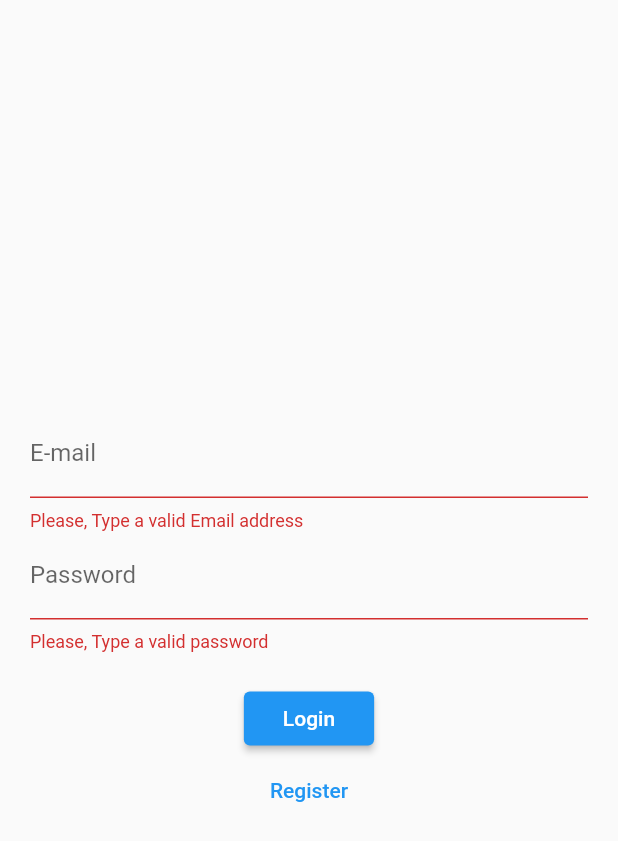
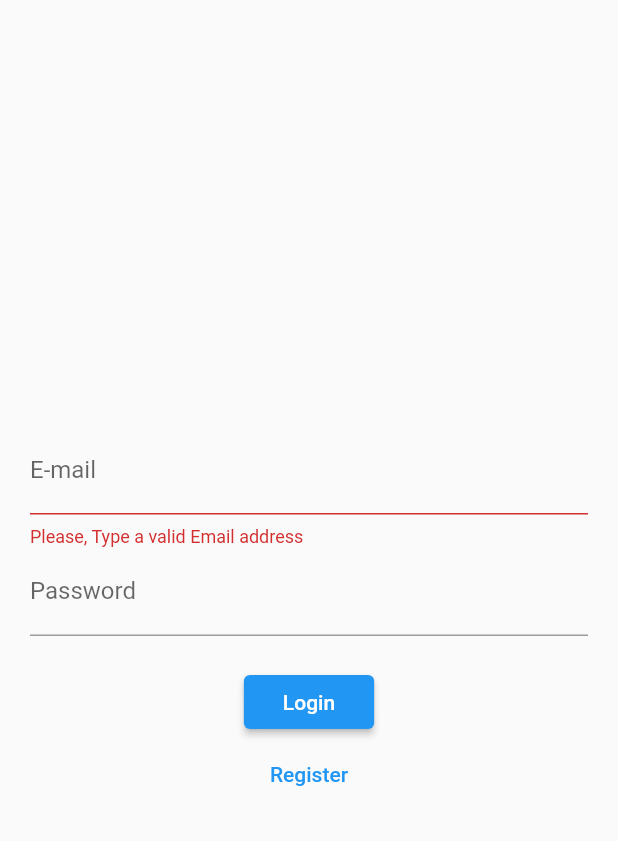
Before and after one commit to AhmedAbouelkher/code_task, a Flutter app: the screen it shows after launch, after a tap on "Login", on a phone screen of 412 x 824 dp. Shown: the top 841 px of the screen. Run offline on Flutter 3.47's test engine with Material 2 defaults, Android fonts, the phone set to English and light mode, and no system bars; our stand-ins replace firebase_auth, firebase_core, shared_preferences; accounts and stored records are empty.

Commit message:
update README.md

```diff
--- a/lib/Controllers/auth_controller.dart
+++ b/lib/Controllers/auth_controller.dart
@@ -73,8 +73,8 @@ class AuthController extends ChangeNotifier {
   ///- `isValidEmail(String)`.
   ///
   Future<UserCredential?> loginUser(String email, String password) async {
-    assert(isValidPassword(password),
-        "You provided an invalid user password, password must has at least on character and its lenth > 6.");
+    // assert(isValidPassword(password),
+    //     "You provided an invalid user password, password must has at least on character and its lenth > 6.");
     assert(isValidEmail(email), "You should provide a valid user E-mail.");
     try {
       UserCredential userCredential = await _auth.signInWithEmailAndPassword(
--- a/lib/Screens/Auth/login_screen.dart
+++ b/lib/Screens/Auth/login_screen.dart
@@ -111,9 +111,9 @@ class _LoginScreenState extends State<LoginScreen> {
                         labelText: "Password",
                       ),
                       validator: (password) {
-                        if (!isValidPassword(password)) {
-                          return "Please, Type a valid password";
-                        }
+                        // if (!isValidPassword(password)) {
+                        //   return "Please, Type a valid password";
+                        // }
                         return null;
                       },
                     ),
```
Also changed, not shown: .github/workflows/main.yaml (added), 4 other files.
